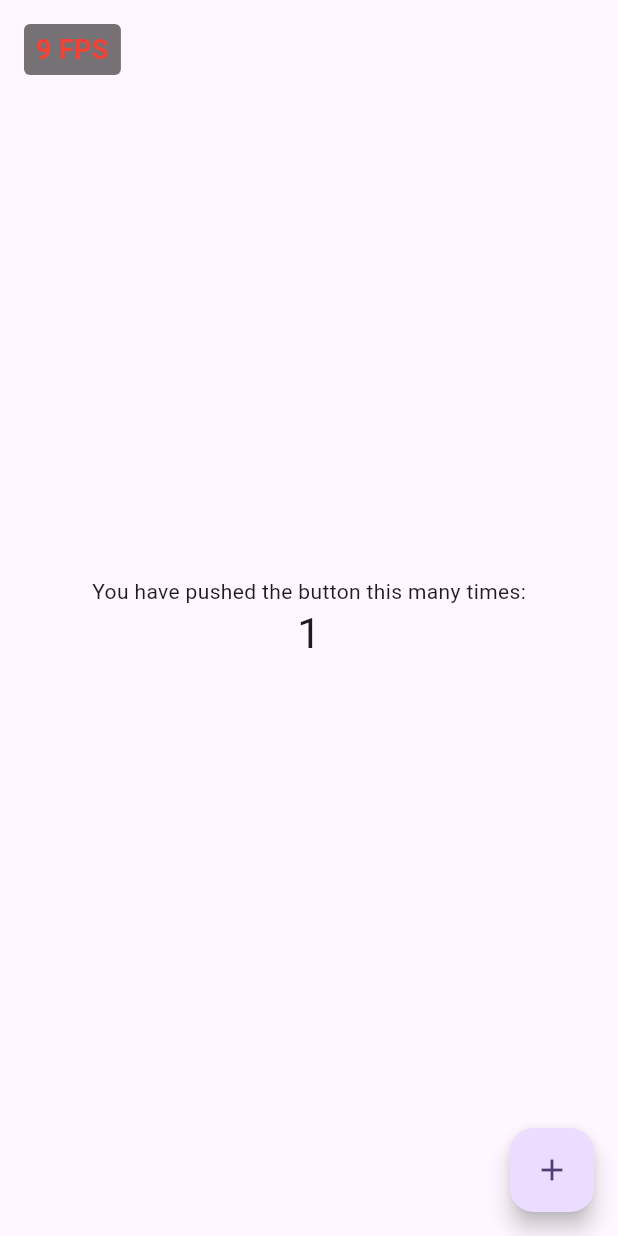
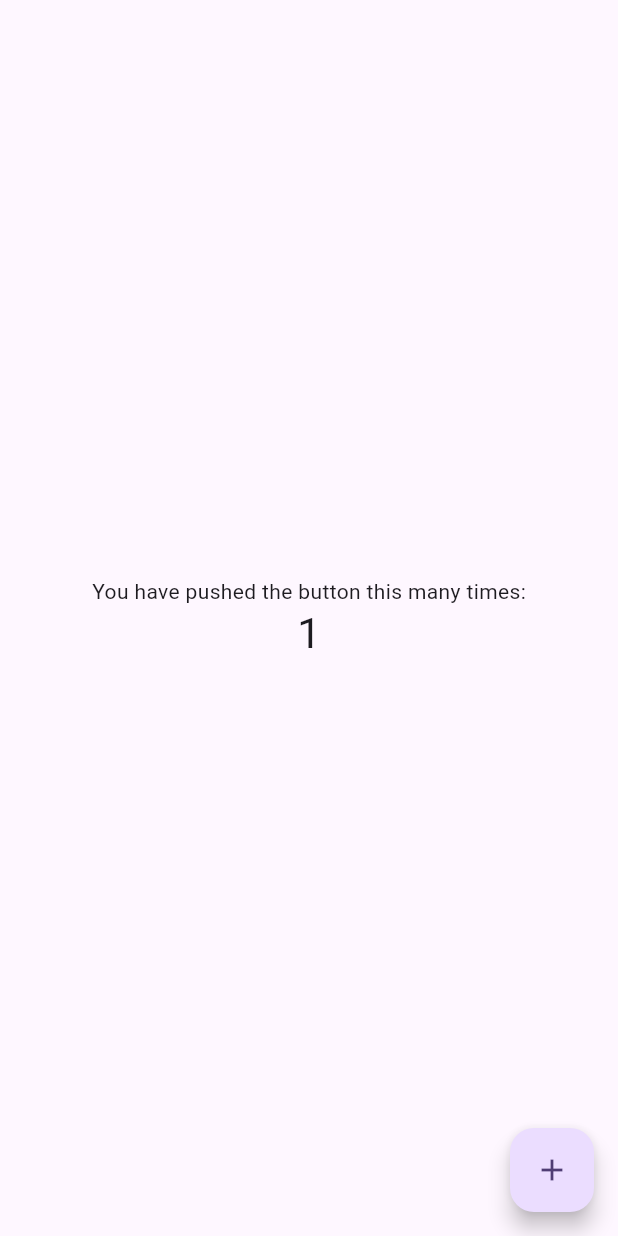
Before and after one commit to Alxlol/fps_counter, a Flutter app: the screen it shows after launch, after a tap on the "add" icon, on a phone screen of 412 x 824 dp. Run offline on Flutter 3.47's test engine with Material 3 defaults, Android fonts, the phone set to English and light mode, and no system bars.

Commit message:
switched to new fps counter

```diff
--- a/example/lib/main.dart
+++ b/example/lib/main.dart
@@ -2,6 +2,8 @@ import 'package:flutter/material.dart';
 import 'package:fps_counter/fps_counter.dart';
 
 void main() {
+  WidgetsFlutterBinding.ensureInitialized();
+  FpsCounter.initialize();
   runApp(const MyApp());
 }
 
@@ -40,9 +42,7 @@ class _MyHomePageState extends State<MyHomePage> {
 
   @override
   Widget build(BuildContext context) {
-    return FpsCounter(
-      textSize: 18,
-      child: Scaffold(
+    return Scaffold(
       body: Center(
         child: Column(
           mainAxisAlignment: MainAxisAlignment.center,
@@ -60,7 +60,6 @@ class _MyHomePageState extends State<MyHomePage> {
         tooltip: 'Increment',
         child: const Icon(Icons.add),
       ),
-      ),
     );
   }
 }
--- a/lib/fps_counter.dart
+++ b/lib/fps_counter.dart
@@ -1,8 +1,5 @@
 import 'package:flutter/material.dart';
 import 'package:flutter/scheduler.dart';
-
-// Issue with properly disposing things during hot restart causing the ticker to fire errors on every frame
-// https://github.com/flutter/flutter/issues/69949
 
 class Position {
   const Position({this.left, this.right, this.top, this.bottom});
@@ -13,70 +10,75 @@ class Position {
   final double? bottom;
 }
 
-class FpsCounter extends StatefulWidget {
-  const FpsCounter({
-    super.key,
-    required this.child,
-    this.backgroundColor = Colors.black54,
-    this.smoothing = true,
-    this.textSize = 14,
-    this.onFrameCallback,
-    this.position = const Position(
-      left: 16,
-      top: 16,
-      right: null,
-      bottom: null,
-    ),
-    this.disabled = false,
+/// Run with: flutter run --dart-define=FPS_COUNTER=true
+class FpsCounter {
+  static bool _initialized = false;
+
+  static const bool _isFpsEnabled = bool.fromEnvironment(
+    'FPS_COUNTER',
+    defaultValue: false,
+  );
+
+  /// Call this once in main() to enable FPS overlay.
+  /// Then run your project with flutter run --dart-define=FPS_COUNTER=true
+  static void initialize({
+    Color backgroundColor = Colors.black54,
+
+    /// Averages readings, prevents wild fluctuations in the displayed FPS if set to true
+    bool smoothing = true,
+    double textSize = 14,
+
+    /// Callback that fires each frame, returns the current fps. Be careful with this :)
+    Function(double fps)? onFrameCallback,
+    Position position = const Position(left: 16, top: 16),
+  }) {
+    if (!_isFpsEnabled || _initialized) {
+      if (!_isFpsEnabled) {
+        debugPrint('\x1B[33m== FPS COUNTER DISABLED ==\x1B[0m');
+      }
+      return;
+    }
+
+    _initialized = true;
+
+    WidgetsBinding.instance.addPostFrameCallback((_) {
+      _FpsOverlayManager(
+        backgroundColor: backgroundColor,
+        smoothing: smoothing,
+        textSize: textSize,
+        onFrameCallback: onFrameCallback,
+        position: position,
+      )._start();
+    });
+  }
+}
+
+class _FpsOverlayManager {
+  _FpsOverlayManager({
+    required this.backgroundColor,
+    required this.smoothing,
+    required this.textSize,
+    required this.onFrameCallback,
+    required this.position,
   });
 
-  final Widget child;
   final Color backgroundColor;
+  final bool smoothing;
   final double textSize;
+  final Function(double fps)? onFrameCallback;
   final Position position;
 
-  final bool disabled;
-
-  /// Callback that fires each frame, returns the current fps. Be careful with this :)
-  final Function(double fps)? onFrameCallback;
-
-  /// Averages readings, prevents wild fluctuations in the displayed FPS if set to true
-  final bool smoothing;
-
-  @override
-  State<FpsCounter> createState() => _FpsCounterState();
-}
-
-class _FpsCounterState extends State<FpsCounter> {
-  OverlayEntry? fpsOverlay;
-
-  late Ticker _ticker;
+  OverlayEntry? _fpsOverlay;
+  Ticker? _ticker;
   final ValueNotifier<double> _fps = ValueNotifier<double>(0.0);
   Duration? _lastFrameTime;
 
-  @override
-  void initState() {
-    super.initState();
-    if (widget.disabled) {
-      debugPrint('\x1B[33m== FPS COUNTER DISABLED ==\x1B[0m');
-      return;
-    }
-    WidgetsBinding.instance.addPostFrameCallback((_) {
+  void _start() {
+    Future.delayed(Duration(milliseconds: 100), () {
       _insertFpsOverlay();
     });
-    if (mounted) {
-      _ticker = Ticker((Duration duration) {
-        _updateFps(duration);
-      });
-      _ticker.start();
-    }
-  }
-
-  @override
-  void dispose() {
-    _ticker.dispose();
-    fpsOverlay?.remove();
-    super.dispose();
+    _ticker = Ticker(_updateFps);
+    _ticker?.start();
   }
 
   void _updateFps(Duration currentTime) {
@@ -85,18 +87,18 @@ class _FpsCounterState extends State<FpsCounter> {
       final deltaSeconds = deltaTime.inMicroseconds / 1000000.0;
       if (deltaSeconds > 0) {
         final fps = 1.0 / deltaSeconds;
-        if (widget.smoothing) {
+        if (smoothing) {
           _fps.value = _fps.value * 0.9 + fps * 0.1;
         } else {
           _fps.value = fps;
         }
-        widget.onFrameCallback?.call(_fps.value);
+        onFrameCallback?.call(_fps.value);
       }
     }
     _lastFrameTime = currentTime;
   }
 
-  Color get color {
+  Color get _color {
     if (_fps.value >= 50) {
       return const Color.fromARGB(255, 114, 255, 119);
     } else if (_fps.value >= 30) {
@@ -107,18 +109,27 @@ class _FpsCounterState extends State<FpsCounter> {
   }
 
   void _insertFpsOverlay() {
-    fpsOverlay = OverlayEntry(
+    final context =
+        WidgetsBinding.instance.focusManager.primaryFocus?.context ??
+        WidgetsBinding.instance.rootElement;
+
+    if (context == null) {
+      debugPrint('Could not find context to attach FPS counter');
+      return;
+    }
+
+    _fpsOverlay = OverlayEntry(
       builder: (context) => Positioned(
-        top: widget.position.top,
-        left: widget.position.left,
-        right: widget.position.right,
-        bottom: widget.position.bottom,
+        top: position.top,
+        left: position.left,
+        right: position.right,
+        bottom: position.bottom,
         child: Material(
           color: Colors.transparent,
           child: Container(
             padding: const EdgeInsets.symmetric(horizontal: 8, vertical: 4),
             decoration: BoxDecoration(
-              color: widget.backgroundColor,
+              color: backgroundColor,
               borderRadius: BorderRadius.circular(4),
             ),
             child: ValueListenableBuilder(
@@ -127,8 +138,8 @@ class _FpsCounterState extends State<FpsCounter> {
                 return Text(
                   "${_fps.value.round()} FPS",
                   style: TextStyle(
-                    color: color,
-                    fontSize: widget.textSize,
+                    color: _color,
+                    fontSize: textSize,
                     fontWeight: FontWeight.bold,
                   ),
                 );
@@ -139,11 +150,6 @@ class _FpsCounterState extends State<FpsCounter> {
       ),
     );
 
-    Overlay.of(context).insert(fpsOverlay!);
-  }
-
-  @override
-  Widget build(BuildContext context) {
-    return widget.child;
+    Overlay.of(context).insert(_fpsOverlay!);
   }
 }
```
Lines whose indentation alone changed are shown as unchanged.
